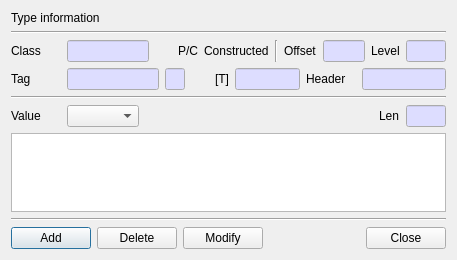
jykim74/BerEditor, file BerEditor/edit_value_dlg.ui: the form before one commit.
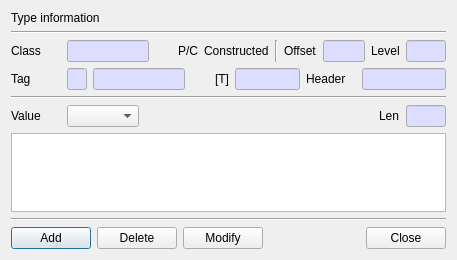
The form after the commit.

Commit message: UI 개선

Patch:
```diff
--- a/BerEditor/edit_value_dlg.ui
+++ b/BerEditor/edit_value_dlg.ui
@@ -279,50 +279,6 @@
        </property>
       </widget>
      </item>
-     <item>
-      <widget class="QLineEdit" name="mTagText">
-       <property name="palette">
-        <palette>
-         <active>
-          <colorrole role="Base">
-           <brush brushstyle="SolidPattern">
-            <color alpha="255">
-             <red>221</red>
-             <green>221</green>
-             <blue>255</blue>
-            </color>
-           </brush>
-          </colorrole>
-         </active>
-         <inactive>
-          <colorrole role="Base">
-           <brush brushstyle="SolidPattern">
-            <color alpha="255">
-             <red>221</red>
-             <green>221</green>
-             <blue>255</blue>
-            </color>
-           </brush>
-          </colorrole>
-         </inactive>
-         <disabled>
-          <colorrole role="Base">
-           <brush brushstyle="SolidPattern">
-            <color alpha="255">
-             <red>240</red>
-             <green>240</green>
-             <blue>240</blue>
-            </color>
-           </brush>
-          </colorrole>
-         </disabled>
-        </palette>
-       </property>
-       <property name="readOnly">
-        <bool>true</bool>
-       </property>
-      </widget>
-     </item>
      <item>
       <widget class="QLineEdit" name="mNumText">
        <property name="minimumSize">
@@ -369,6 +325,50 @@
        </property>
       </widget>
      </item>
+     <item>
+      <widget class="QLineEdit" name="mTagText">
+       <property name="palette">
+        <palette>
+         <active>
+          <colorrole role="Base">
+           <brush brushstyle="SolidPattern">
+            <color alpha="255">
+             <red>221</red>
+             <green>221</green>
+             <blue>255</blue>
+            </color>
+           </brush>
+          </colorrole>
+         </active>
+         <inactive>
+          <colorrole role="Base">
+           <brush brushstyle="SolidPattern">
+            <color alpha="255">
+             <red>221</red>
+             <green>221</green>
+             <blue>255</blue>
+            </color>
+           </brush>
+          </colorrole>
+         </inactive>
+         <disabled>
+          <colorrole role="Base">
+           <brush brushstyle="SolidPattern">
+            <color alpha="255">
+             <red>240</red>
+             <green>240</green>
+             <blue>240</blue>
+            </color>
+           </brush>
+          </colorrole>
+         </disabled>
+        </palette>
+       </property>
+       <property name="readOnly">
+        <bool>true</bool>
+       </property>
+      </widget>
+     </item>
      <item>
       <spacer name="horizontalSpacer_4">
        <property name="orientation">
```
